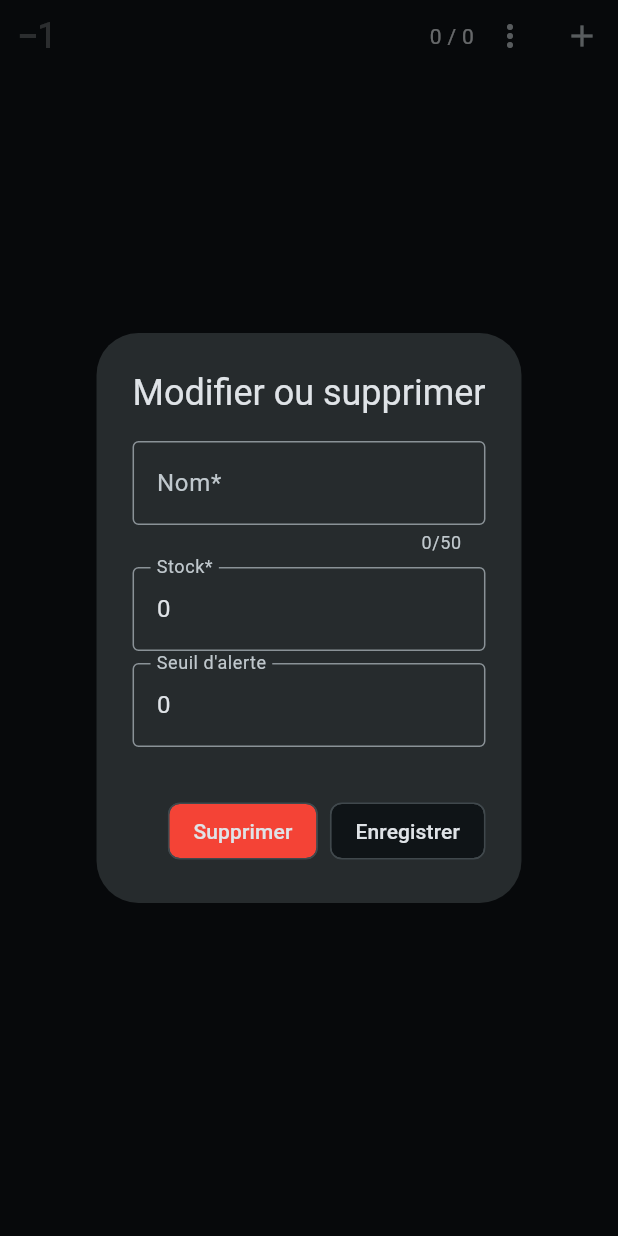
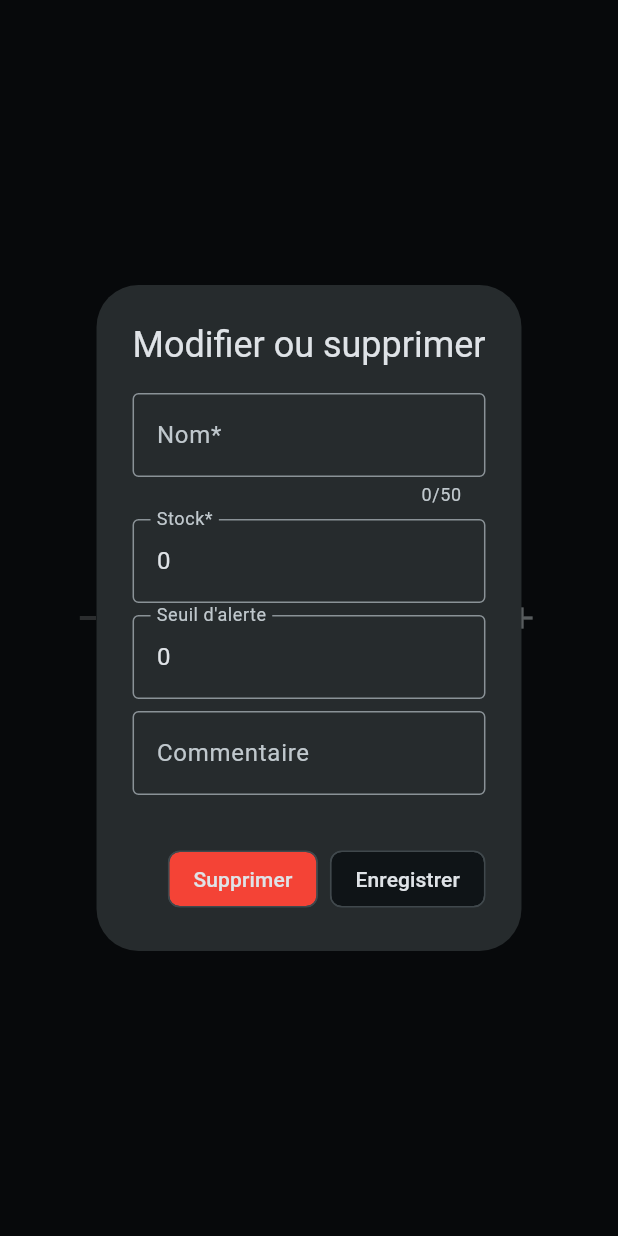
Before and after one commit to Kilso80/StockPilot, a Flutter app: the ItemElement widget shown alone on an empty page, opened directly with empty values, after a tap on the "more vert" icon, on a phone screen of 412 x 824 dp. Run offline on Flutter 3.47's test engine with Material 3 defaults, Android fonts, the phone set to English and light mode, and no system bars; our stand-ins replace hive_flutter; accounts and stored records are empty; network calls fail.

Commit message:
Item comments & button width

```diff
--- a/lib/data/database.dart
+++ b/lib/data/database.dart
@@ -77,22 +77,22 @@
     return jsonDecode(res.body);
   }
 
-  Future<void> createItem(String name, category) async {
+  Future<void> createItem(String name, category, commentaire) async {
     String path = "/items/index.php";
     // var res =
     await http.post(
         Uri.parse(
-            "https://$apiDomain$apiPath$path?name=$name&category=$category"),
+            "https://$apiDomain$apiPath$path?name=$name&category=$category&commentaire=$commentaire"),
         headers: idSystem.getHeader());
     // print(res.body);
   }
 
-  Future<void> updateItem(id, String name, int stock, int? threshold) async {
+  Future<void> updateItem(id, String name, int stock, int? threshold, String commentaire) async {
     String path = "/items/index.php";
     // var res =
     await http.put(
         Uri.parse(
-            "https://$apiDomain$apiPath$path?id=$id&name=$name&stock=$stock&threshold=$threshold"),
+            "https://$apiDomain$apiPath$path?id=$id&name=$name&stock=$stock&threshold=$threshold&commentaire=$commentaire"),
         headers: idSystem.getHeader());
     // print(res.body);
   }
--- a/lib/pages/category_page.dart
+++ b/lib/pages/category_page.dart
@@ -21,6 +21,7 @@
 
     Future<void> createItem(context, id) async {
       final TextEditingController nameController = TextEditingController();
+
       showDialog(
           context: context,
           builder: (context) => AlertDialog(
@@ -44,7 +45,7 @@
                   ActionChip(
                       label: const Text("Créer"),
                       onPressed: () async {
-                        await DataBase().createItem(nameController.text, id);
+                        await DataBase().createItem(nameController.text, id, "");
                         nameController.text = '';
                         Navigator.of(context).pop();
                         setState(() {});
--- a/lib/pages/home_page.dart
+++ b/lib/pages/home_page.dart
@@ -127,7 +127,7 @@
         title: const Text("Importer depuis le format csv"),
         content: Column(children: [
           const Text(
-              'Respectez le format suivant : `catégorie`,`nom`,`stock`,`seuil` pour chaque ligne'),
+              'Respectez le format suivant : `catégorie`,`nom`,`stock`,`seuil`,`salle`,`commentaire` pour chaque ligne'),
           SizedBox(
             height: 200.0,
             child: TextField(
--- a/lib/utils/item_component.dart
+++ b/lib/utils/item_component.dart
@@ -19,6 +19,8 @@
           TextEditingController(text: widget.item!["name"]);
       TextEditingController stockController =
           TextEditingController(text: widget.item!["stock"].toString());
+      TextEditingController commentaireController =
+          TextEditingController(text: widget.item!["commentaire"].toString());
       TextEditingController thresholdController = TextEditingController(
           text: widget.item!["threshold"] == null
               ? ""
@@ -59,6 +61,16 @@
                       controller: thresholdController,
                       keyboardType: TextInputType.number,
                       inputFormatters: [FilteringTextInputFormatter.digitsOnly],
+                      textInputAction: TextInputAction.next,
+                    ),
+                    const SizedBox(
+                      height: 8,
+                    ),
+                    TextField(
+                      decoration: const InputDecoration(
+                          border: OutlineInputBorder(),
+                          labelText: "Commentaire"),
+                      controller: commentaireController,
                     ),
                     const SizedBox(
                       height: 8,
@@ -87,8 +99,9 @@
                       widget.item!['name'] = name;
                       widget.item!['stock'] = stock;
                       widget.item!['threshold'] = threshold;
-                      DataBase().updateItem(
-                          widget.item!['id'], name, stock, threshold);
+                      widget.item!['commentaire'] = commentaireController.text;
+                      DataBase().updateItem(widget.item!['id'], name, stock,
+                          threshold, commentaireController.text);
                       Navigator.of(context).pop();
                       setState(() {});
                     },
@@ -111,7 +124,10 @@
     }
     return Row(
       children: [
-        IconButton(
+        SizedBox(
+          width: 128.0,
+          child: Expanded(
+            child: IconButton(
               iconSize: 32.0,
               icon: const Icon(Icons.exposure_minus_1),
               onPressed: widget.item!["stock"] > 0
@@ -121,24 +137,45 @@
                           widget.item!["id"],
                           widget.item!["name"],
                           widget.item!["stock"],
-                      widget.item!["threshold"]);
+                          widget.item!["threshold"],
+                          widget.item!["commentaire"]);
                       setState(() {});
                     }
                   : null,
             ),
-        Expanded(child: Text(widget.item!["name"])),
+          ),
+        ),
+        Expanded(
+            child: widget.item!['commentaire'] == null
+                ? Text(widget.item!["name"])
+                : Column(
+                    crossAxisAlignment: CrossAxisAlignment.start,
+                    children: [
+                      Text(widget.item!["name"]),
+                      Text(widget.item!['commentaire'], style: TextStyle(color: Theme.of(context).hintColor),)
+                    ],
+                  )),
         Text(widget.item!["threshold"] == null
             ? "${widget.item!["stock"]} en stock"
             : "${widget.item!["stock"]} / ${widget.item!["threshold"]}"),
         IconButton(onPressed: editItem, icon: const Icon(Icons.more_vert)),
-        IconButton(
+        SizedBox(
+          width: 128.0,
+          child: Expanded(
+            child: IconButton(
                 icon: const Icon(Icons.add),
                 onPressed: () async {
                   widget.item!["stock"] += 1;
-              DataBase().updateItem(widget.item!["id"], widget.item!["name"],
-                  widget.item!["stock"], widget.item!["threshold"]);
+                  DataBase().updateItem(
+                      widget.item!["id"],
+                      widget.item!["name"],
+                      widget.item!["stock"],
+                      widget.item!["threshold"],
+                      widget.item!["commentaire"]);
                   setState(() {});
                 }),
+          ),
+        ),
       ],
     );
   }
```
Also changed, not shown: 1 other file. Lines whose indentation alone changed are shown as unchanged.
